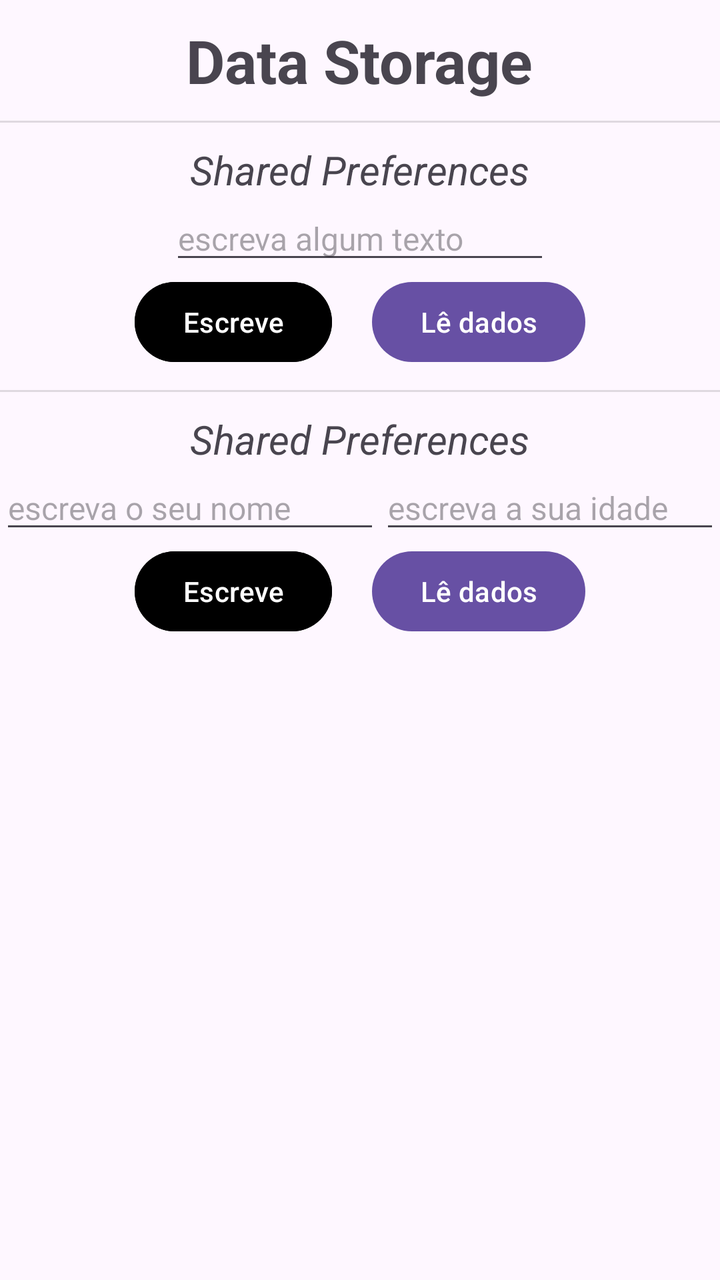
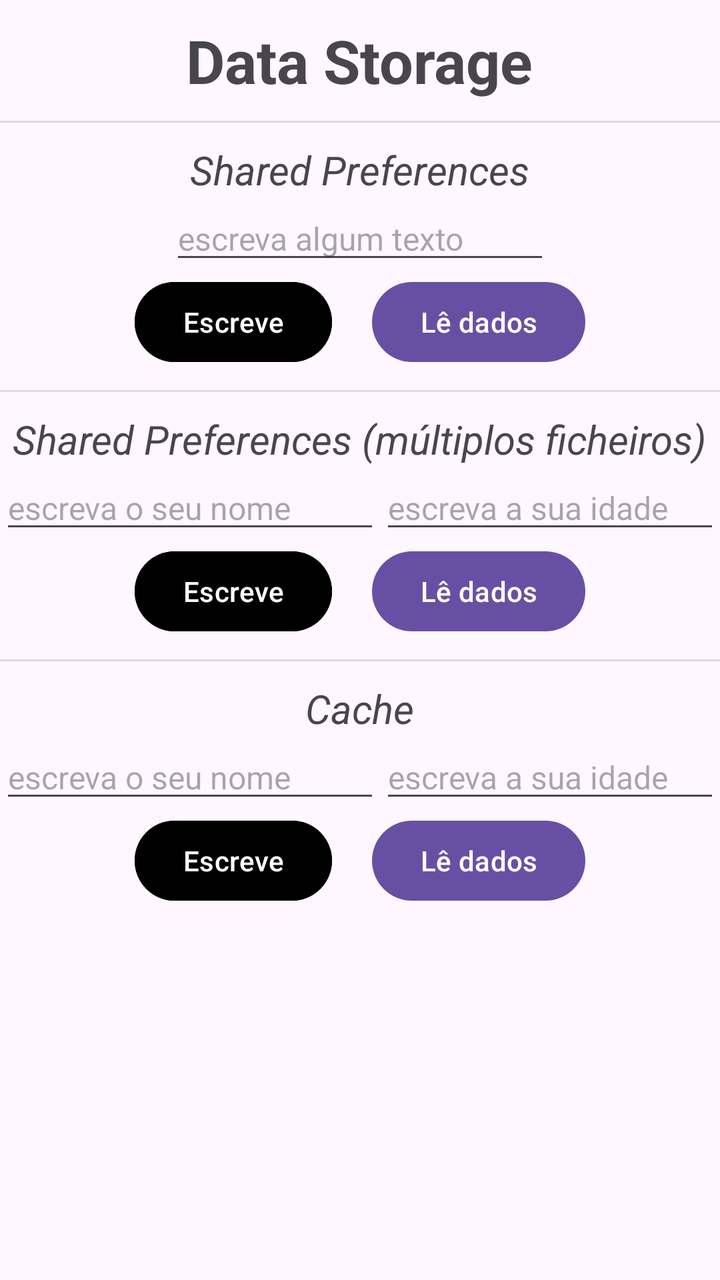

Screens rendered from an Android XML layout before and after an edit, with the pre-edit source and the edit as a unified diff.
<!-- AndroidManifest.xml: application theme Theme.DataStorage -->
<!-- res/layout/activity_main.xml -->
<?xml version="1.0" encoding="utf-8"?>
<LinearLayout xmlns:android="http://schemas.android.com/apk/res/android"
    xmlns:tools="http://schemas.android.com/tools"
    android:id="@+id/main"
    android:layout_width="match_parent"
    android:layout_height="match_parent"
    android:orientation="vertical"
    tools:context=".MainActivity">

    <TextView
        style="@style/titulo_seccao"
        android:text="@string/app_name"
        android:textSize="30sp"
        android:textStyle="bold" />

    
    <LinearLayout style="@style/contentor_geral">

        <View style="@style/linha_separacao" />

        <TextView
            style="@style/titulo_seccao"
            android:text="@string/shared_preferences" />

        <EditText
            android:id="@+id/editText1"
            style="@style/editText"
            android:hint="@string/sharedPrefencesEditText"
            android:inputType="text"
            android:text="" />

        <LinearLayout style="@style/contentor_horizontal">

            <Button
                android:id="@+id/btWrite1"
                style="@style/buttonWrite"
                android:text="@string/btWrite" />

            <Button
                android:id="@+id/btRead1"
                style="@style/buttonRead"
                android:text="@string/btRead" />
        </LinearLayout>
    </LinearLayout>


    
    <LinearLayout style="@style/contentor_geral">

        <View style="@style/linha_separacao" />

        <TextView
            style="@style/titulo_seccao"
            android:text="@string/shared_preferences" />

        <LinearLayout style="@style/contentor_horizontal">
            <EditText
                android:id="@+id/editText2a"
                style="@style/editText"
                android:hint="@string/escreveNome"
                android:inputType="text"
                android:text="" />
            <EditText
                android:id="@+id/editText2b"
                style="@style/editText"
                android:hint="@string/escreveIdade"
                android:inputType="number"
                android:text="" />
        </LinearLayout>

        <LinearLayout style="@style/contentor_horizontal">

            <Button
                android:id="@+id/btWrite2"
                style="@style/buttonWrite"
                android:text="@string/btWrite" />

            <Button
                android:id="@+id/btRead2"
                style="@style/buttonRead"
                android:text="@string/btRead" />
        </LinearLayout>
    </LinearLayout>

</LinearLayout>
<!-- resources referenced by this layout -->
<resources>
  <string name="app_name">Data Storage</string>
  <string name="btRead">Lê dados</string>
  <string name="btWrite">Escreve</string>
  <string name="escreveIdade">escreva a sua idade</string>
  <string name="escreveNome">escreva o seu nome</string>
  <string name="sharedPrefencesEditText">escreva algum texto</string>
  <string name="shared_preferences">Shared Preferences</string>
  <style name="buttonRead">
          <item name="android:layout_width">wrap_content</item>
          <item name="android:layout_height">wrap_content</item>
          <item name="android:layout_marginStart">10dp</item>
      </style>
  <style name="buttonWrite">
          <item name="android:layout_width">wrap_content</item>
          <item name="android:layout_height">wrap_content</item>
          <item name="android:backgroundTint">@color/black</item>
          <item name="android:layout_marginEnd">10dp</item>
      </style>
  <style name="contentor_geral">
          <item name="android:layout_width">match_parent</item>
          <item name="android:layout_height">wrap_content</item>
          <item name="android:orientation">vertical</item>
      </style>
  <style name="contentor_horizontal">
          <item name="android:layout_width">wrap_content</item>
          <item name="android:layout_height">wrap_content</item>
          <item name="android:layout_gravity">center</item>
          <item name="android:orientation">horizontal</item>
      </style>
  <style name="editText">
          <item name="android:layout_width">wrap_content</item>
          <item name="android:layout_height">wrap_content</item>
          <item name="android:layout_gravity">center</item>
          <item name="android:ems">10</item>
          <item name="android:textSize">16sp</item>
      </style>
  <style name="linha_separacao">
          <item name="android:layout_width">match_parent</item>
          <item name="android:layout_height">1dp</item>
          <item name="android:layout_marginTop">10dp</item>
          <item name="android:background">?android:attr/listDivider</item>
      </style>
  <style name="titulo_seccao">
          <item name="android:layout_width">wrap_content</item>
          <item name="android:layout_height">wrap_content</item>
          <item name="android:layout_gravity">center</item>
          <item name="android:textStyle">italic</item>
          <item name="android:textSize">20sp</item>
          <item name="android:layout_marginTop">10dp</item>
      </style>
  <style name="Theme.DataStorage" parent="Base.Theme.DataStorage" />
  <color name="black">#FF000000</color>
  <style name="Base.Theme.DataStorage" parent="Theme.Material3.DayNight.NoActionBar">
          
          
      </style>
</resources>

<!-- the commit's change to res/layout/activity_main.xml (unified diff, before → after) -->
@@ -51,15 +51,17 @@
 
         <TextView
             style="@style/titulo_seccao"
-            android:text="@string/shared_preferences" />
+            android:text="@string/shared_preferencesMultiFich" />
 
         <LinearLayout style="@style/contentor_horizontal">
+
             <EditText
                 android:id="@+id/editText2a"
                 style="@style/editText"
                 android:hint="@string/escreveNome"
                 android:inputType="text"
                 android:text="" />
+
             <EditText
                 android:id="@+id/editText2b"
                 style="@style/editText"
@@ -82,4 +84,46 @@
         </LinearLayout>
     </LinearLayout>
 
+
+    
+    <LinearLayout style="@style/contentor_geral">
+
+        <View style="@style/linha_separacao" />
+
+        <TextView
+            style="@style/titulo_seccao"
+            android:text="@string/Cache" />
+
+        <LinearLayout style="@style/contentor_horizontal">
+
+            <EditText
+                android:id="@+id/editText3a"
+                style="@style/editText"
+                android:hint="@string/escreveNome"
+                android:inputType="text"
+                android:text="" />
+
+            <EditText
+                android:id="@+id/editText3b"
+                style="@style/editText"
+                android:hint="@string/escreveIdade"
+                android:inputType="number"
+                android:text="" />
+        </LinearLayout>
+
+        <LinearLayout style="@style/contentor_horizontal">
+
+            <Button
+                android:id="@+id/btWrite3"
+                style="@style/buttonWrite"
+                android:text="@string/btWrite" />
+
+            <Button
+                android:id="@+id/btRead3"
+                style="@style/buttonRead"
+                android:text="@string/btRead" />
+        </LinearLayout>
+    </LinearLayout>
+
+
 </LinearLayout>
<!-- resource entries referenced after the edit -->
@@ -1,5 +1,6 @@
 <!-- resources referenced by this layout -->
 <resources>
+  <string name="Cache">Cache</string>
   <string name="app_name">Data Storage</string>
   <string name="btRead">Lê dados</string>
   <string name="btWrite">Escreve</string>
@@ -7,6 +8,7 @@
   <string name="escreveNome">escreva o seu nome</string>
   <string name="sharedPrefencesEditText">escreva algum texto</string>
   <string name="shared_preferences">Shared Preferences</string>
+  <string name="shared_preferencesMultiFich">Shared Preferences (múltiplos ficheiros)</string>
   <style name="buttonRead">
           <item name="android:layout_width">wrap_content</item>
           <item name="android:layout_height">wrap_content</item>
